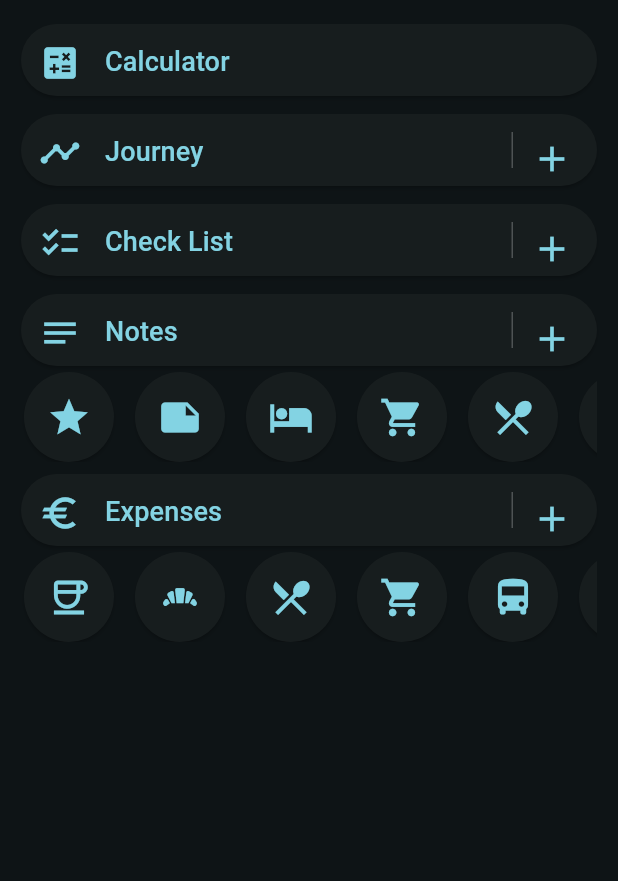
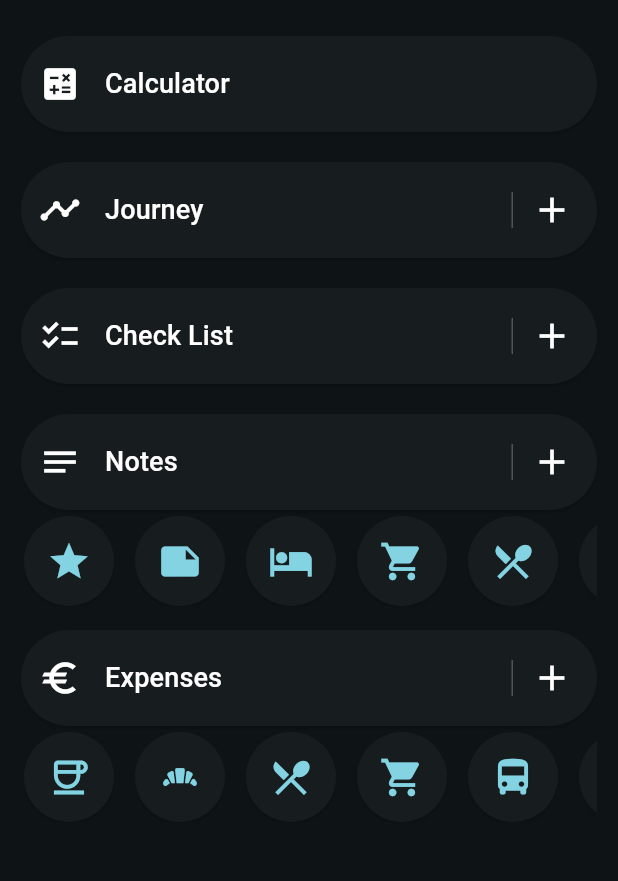
Before and after one commit to snst/TravelAssist2, a Flutter app: the screen it shows after launch, on a phone screen of 412 x 824 dp, the part 84-965 px from its top. Run offline on Flutter 3.47's test engine with Material 3 defaults, Android fonts, the phone set to English and light mode, and no system bars; our stand-ins replace file_picker, flutter_spinbox, flutter_typeahead, font_awesome_flutter, geolocator, grouped_list and 2 more; missing offline and left inert: flutter_multi_select_items, open_app_file, receive_sharing_intent, textfield_tags; accounts and stored records are empty; generated files the repository leaves out were written again.

Commit message:
beta release

```diff
--- a/lib/main.dart
+++ b/lib/main.dart
@@ -90,8 +90,8 @@ class _MainScreenState extends State<MainScreen> {
           builder: (context) => NoteItemPage(
             item: Note(link: link, tags: tags),
             newItem: true,
-            title: Txt.note,
-            createReplacementPage: () => const NoteListPage(selectedTags: [Tag.note]),
+            title: Txt.shared,
+            createReplacementPage: () => const NoteListPage(selectedTags: []),
           ),
         ),
       );
--- a/lib/note_list/note_item_page.dart
+++ b/lib/note_list/note_item_page.dart
@@ -111,6 +111,7 @@ class _NoteItemPageState extends State<NoteItemPage> {
                   allTags: asyncSnapshot.data ?? [],
                   tags: widget.modifiedItem.tags,
                   stringTagController: _stringTagController,
+                  autoFocus: widget.newItem,
                 ),
                 VSpace(),
                 WidgetMultiLineInput(
--- a/lib/place_list/place_list_page.dart
+++ b/lib/place_list/place_list_page.dart
@@ -49,9 +49,9 @@ class _PlaceListPageState extends State<PlaceListPage> {
                 child: items.isEmpty
                     ? const Center(child: Text('No items found.'))
                     : ListView.builder(
-                  key: const PageStorageKey<String>('myList'),
-                  controller: _scrollController,
-                  itemCount: items.length,
+                        key: const PageStorageKey<String>('myList'),
+                        controller: _scrollController,
+                        itemCount: items.length,
                         itemBuilder: (context, index) {
                           final item = items[index];
                           return Card(
--- a/lib/utils/globals.dart
+++ b/lib/utils/globals.dart
@@ -84,6 +84,7 @@ class Txt {
   static const hintTag = "Tags...";
   static const cash = "cash";
   static const place = "Place";
+  static const shared = "Shared";
 }
 
 const EdgeInsets pagePadding = EdgeInsets.fromLTRB(14, 8, 14, 0);
--- a/lib/widgets/widget_dual_action_button.dart
+++ b/lib/widgets/widget_dual_action_button.dart
@@ -18,23 +18,22 @@ class WidgetDualActionButton extends StatelessWidget {
   @override
   Widget build(BuildContext context) {
     return Padding(
-      padding: const EdgeInsets.only(top: 8, bottom: 4),
+      padding: const EdgeInsets.only(top: 16, bottom: 4),
       child: SizedBox(
-        height: 48,
+        height: 64,
         child: ElevatedButton(
-          onPressed: onMainPressed, // Main press handled here
-          style: ElevatedButton.styleFrom(
-            padding: const EdgeInsets.symmetric(horizontal: 12, vertical: 12),
-          ),
+          onPressed: onMainPressed,
+          // Main press handled here
+          style: ElevatedButton.styleFrom(padding: const EdgeInsets.symmetric(horizontal: 12, vertical: 12)),
           child: Row(
             mainAxisSize: MainAxisSize.min,
             children: [
               Expanded(
                 child: Row(
                   children: [
-                    Icon(icon, size: 28),
-                    const HSpace(val:2),
-                    Text(label, style: const TextStyle(fontSize: 18)),
+                    Icon(icon, size: 28, color: Colors.white),
+                    const HSpace(val: 2),
+                    Text(label, style: const TextStyle(fontSize: 18, color: Colors.white)),
                   ],
                 ),
               ),
@@ -54,7 +53,7 @@ class WidgetDualActionButton extends StatelessWidget {
                   onTap: onAddPressed,
                   child: const Padding(
                     padding: EdgeInsets.all(4.0),
-                    child: Icon(Icons.add, size: 28),
+                    child: Icon(Icons.add, size: 28, color: Colors.white),
                   ),
                 ),
               ],
--- a/lib/widgets/widget_tags.dart
+++ b/lib/widgets/widget_tags.dart
@@ -9,11 +9,14 @@ class WidgetTags extends StatelessWidget {
     required this.allTags,
     required this.tags,
     required this.stringTagController,
+    this.autoFocus = false,
   });
 
   final List<String> allTags;
   final List<String> tags;
   final StringTagController stringTagController;
+  final bool autoFocus;
+
 
   @override
   Widget build(BuildContext context) {
@@ -75,7 +78,7 @@ class WidgetTags extends StatelessWidget {
               },
               inputFieldBuilder: (context, inputFieldValues) {
                 return TextField(
-                  autofocus: true,
+                  autofocus: autoFocus,
                   autocorrect: false,
                   keyboardType: TextInputType.multiline,
                   controller: inputFieldValues.textEditingController,
```
Also changed, not shown: lib/note_list/note_list_page.dart (+22 -34 lines), 1 other file.
